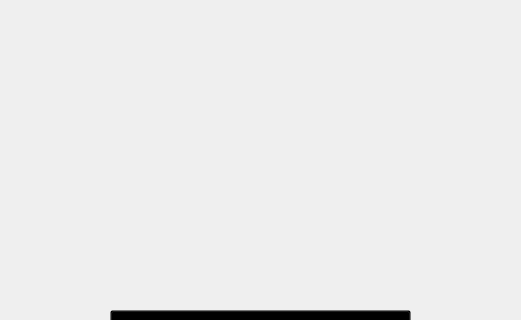
The window that Demo/pausemenu.ui (bezhai/moonyballs) describes before a commit, drawn with Qt 5; both pictures show x 0 to 521 and y 0 to 320 of the 521 by 521 pixel window.
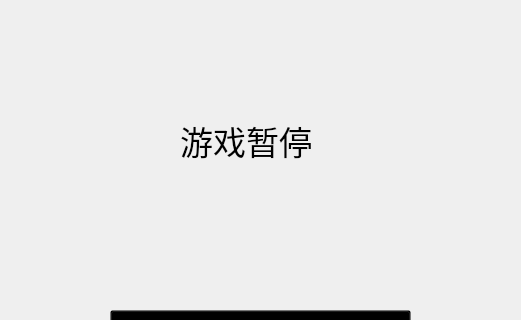
The same window after the commit. Icons and pictures are not drawn.

```diff
--- a/Demo/pausemenu.ui
+++ b/Demo/pausemenu.ui
@@ -475,6 +475,25 @@
     <string/>
    </property>
   </widget>
+  <widget class="QLabel" name="label_2">
+   <property name="geometry">
+    <rect>
+     <x>180</x>
+     <y>100</y>
+     <width>171</width>
+     <height>81</height>
+    </rect>
+   </property>
+   <property name="font">
+    <font>
+     <family>微软雅黑</family>
+     <pointsize>25</pointsize>
+    </font>
+   </property>
+   <property name="text">
+    <string>游戏暂停</string>
+   </property>
+  </widget>
   <zorder>label</zorder>
   <zorder>Exit</zorder>
   <zorder>Back</zorder>
```
Left out of the diff: 1 changed line with no effect on the pictures.
